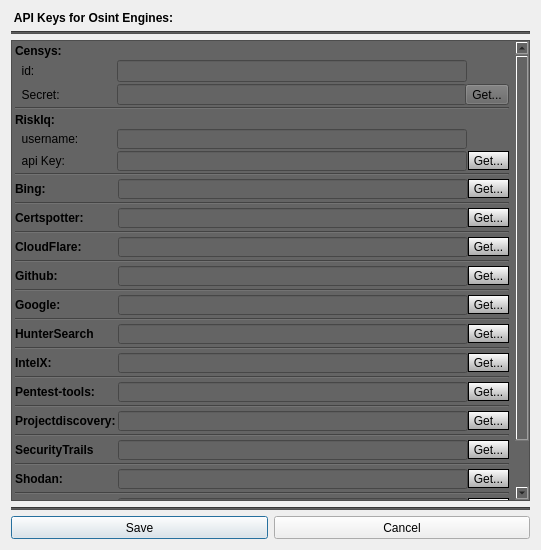
Qt form Gui/src/OsintTab/ApiKeysDialog.ui (3nock/OTE) before a commit.
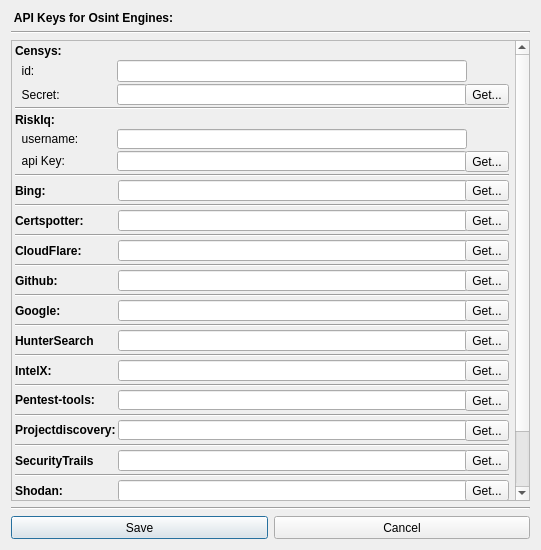
The same form after that commit.

Diff of the .ui file:
```diff
--- a/Gui/src/OsintTab/ApiKeysDialog.ui
+++ b/Gui/src/OsintTab/ApiKeysDialog.ui
@@ -56,7 +56,7 @@
      <item>
       <widget class="Line" name="line">
        <property name="styleSheet">
-        <string notr="true">background-color:rgb(82, 82, 82);</string>
+        <string notr="true"/>
        </property>
        <property name="orientation">
         <enum>Qt::Horizontal</enum>
@@ -70,7 +70,7 @@
      <item>
       <widget class="QScrollArea" name="scrollArea">
        <property name="styleSheet">
-        <string notr="true">background-color:rgb(100, 100, 100);</string>
+        <string notr="true"/>
        </property>
        <property name="widgetResizable">
         <bool>true</bool>
@@ -463,11 +463,7 @@
              <item>
               <widget class="QToolButton" name="toolButton_getApiKey_riskiq">
                <property name="styleSheet">
-                <string notr="true">background-color: qlineargradient(x1: 0, y1: 0, x2: 0, y2: 1.5, stop: 0 white, stop: 1 grey);
-border-style: solid;
-border-color: black;
-border-width: 1px;
-border-radius: 15px</string>
+                <string notr="true"/>
                </property>
                <property name="text">
                 <string>Get...</string>
@@ -564,11 +560,7 @@
              <item>
               <widget class="QToolButton" name="toolButton_getApiKey_bing">
                <property name="styleSheet">
-                <string notr="true">background-color: qlineargradient(x1: 0, y1: 0, x2: 0, y2: 1.5, stop: 0 white, stop: 1 grey);
-border-style: solid;
-border-color: black;
-border-width: 1px;
-border-radius: 15px</string>
+                <string notr="true"/>
                </property>
                <property name="text">
                 <string>Get...</string>
@@ -659,11 +651,7 @@
              <item>
               <widget class="QToolButton" name="toolButton_getApiKey_certspotter">
                <property name="styleSheet">
-                <string notr="true">background-color: qlineargradient(x1: 0, y1: 0, x2: 0, y2: 1.5, stop: 0 white, stop: 1 grey);
-border-style: solid;
-border-color: black;
-border-width: 1px;
-border-radius: 15px</string>
+                <string notr="true"/>
                </property>
                <property name="text">
                 <string>Get...</string>
@@ -760,11 +748,7 @@
              <item>
               <widget class="QToolButton" name="toolButton_getApiKey_cloudflare">
                <property name="styleSheet">
-                <string notr="true">background-color: qlineargradient(x1: 0, y1: 0, x2: 0, y2: 1.5, stop: 0 white, stop: 1 grey);
-border-style: solid;
-border-color: black;
-border-width: 1px;
-border-radius: 15px</string>
+                <string notr="true"/>
                </property>
                <property name="text">
                 <string>Get...</string>
@@ -861,11 +845,7 @@
              <item>
               <widget class="QToolButton" name="toolButton_getApiKey_github">
                <property name="styleSheet">
-                <string notr="true">background-color: qlineargradient(x1: 0, y1: 0, x2: 0, y2: 1.5, stop: 0 white, stop: 1 grey);
-border-style: solid;
-border-color: black;
-border-width: 1px;
-border-radius: 15px</string>
+                <string notr="true"/>
                </property>
                <property name="text">
                 <string>Get...</string>
@@ -962,11 +942,7 @@
              <item>
               <widget class="QToolButton" name="toolButton_getApiKey_google">
                <property name="styleSheet">
-                <string notr="true">background-color: qlineargradient(x1: 0, y1: 0, x2: 0, y2: 1.5, stop: 0 white, stop: 1 grey);
-border-style: solid;
-border-color: black;
-border-width: 1px;
-border-radius: 15px</string>
+                <string notr="true"/>
                </property>
                <property name="text">
                 <string>Get...</string>
@@ -1057,11 +1033,7 @@
              <item>
               <widget class="QToolButton" name="toolButton_getApiKey_hunter">
                <property name="styleSheet">
-                <string notr="true">background-color: qlineargradient(x1: 0, y1: 0, x2: 0, y2: 1.5, stop: 0 white, stop: 1 grey);
-border-style: solid;
-border-color: black;
-border-width: 1px;
-border-radius: 15px</string>
+                <string notr="true"/>
                </property>
                <property name="text">
                 <string>Get...</string>
@@ -1158,11 +1130,7 @@
              <item>
               <widget class="QToolButton" name="toolButton_getApiKey_intelx">
                <property name="styleSheet">
-                <string notr="true">background-color: qlineargradient(x1: 0, y1: 0, x2: 0, y2: 1.5, stop: 0 white, stop: 1 grey);
-border-style: solid;
-border-color: black;
-border-width: 1px;
-border-radius: 15px</string>
+                <string notr="true"/>
                </property>
                <property name="text">
                 <string>Get...</string>
@@ -1259,11 +1227,7 @@
              <item>
               <widget class="QToolButton" name="toolButton_getApiKey_pentesttools">
                <property name="styleSheet">
-                <string notr="true">background-color: qlineargradient(x1: 0, y1: 0, x2: 0, y2: 1.5, stop: 0 white, stop: 1 grey);
-border-style: solid;
-border-color: black;
-border-width: 1px;
-border-radius: 15px</string>
+                <string notr="true"/>
                </property>
                <property name="text">
                 <string>Get...</string>
@@ -1357,11 +1321,7 @@
              <item>
               <widget class="QToolButton" name="toolButton_getApiKey_projectdiscovery">
                <property name="styleSheet">
-                <string notr="true">background-color: qlineargradient(x1: 0, y1: 0, x2: 0, y2: 1.5, stop: 0 white, stop: 1 grey);
-border-style: solid;
-border-color: black;
-border-width: 1px;
-border-radius: 15px</string>
+                <string notr="true"/>
                </property>
                <property name="text">
                 <string>Get...</string>
@@ -1455,11 +1415,7 @@
              <item>
               <widget class="QToolButton" name="toolButton_getApiKey_securityTrails">
                <property name="styleSheet">
-                <string notr="true">background-color: qlineargradient(x1: 0, y1: 0, x2: 0, y2: 1.5, stop: 0 white, stop: 1 grey);
-border-style: solid;
-border-color: black;
-border-width: 1px;
-border-radius: 15px</string>
+                <string notr="true"/>
                </property>
                <property name="text">
                 <string>Get...</string>
@@ -1556,11 +1512,7 @@
              <item>
               <widget class="QToolButton" name="toolButton_getApiKey_shodan">
                <property name="styleSheet">
-                <string notr="true">background-color: qlineargradient(x1: 0, y1: 0, x2: 0, y2: 1.5, stop: 0 white, stop: 1 grey);
-border-style: solid;
-border-color: black;
-border-width: 1px;
-border-radius: 15px</string>
+                <string notr="true"/>
                </property>
                <property name="text">
                 <string>Get...</string>
@@ -1657,11 +1609,7 @@
              <item>
               <widget class="QToolButton" name="toolButton_getApiKey_spyse">
                <property name="styleSheet">
-                <string notr="true">background-color: qlineargradient(x1: 0, y1: 0, x2: 0, y2: 1.5, stop: 0 white, stop: 1 grey);
-border-style: solid;
-border-color: black;
-border-width: 1px;
-border-radius: 15px</string>
+                <string notr="true"/>
                </property>
                <property name="text">
                 <string>Get...</string>
@@ -1797,7 +1745,7 @@
      <item>
       <widget class="Line" name="line_2">
        <property name="styleSheet">
-        <string notr="true">background-color:rgb(82, 82, 82);</string>
+        <string notr="true"/>
        </property>
        <property name="orientation">
         <enum>Qt::Horizontal</enum>
```
Left out of the diff: 6 changed lines with no effect on the pictures.
